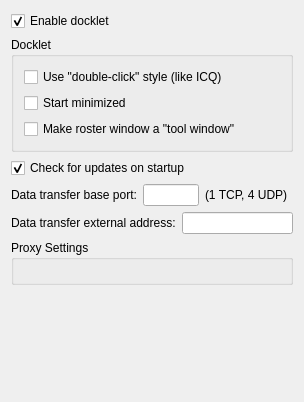
psi-im/psi, file src/options/opt_application.ui: the form before one commit.
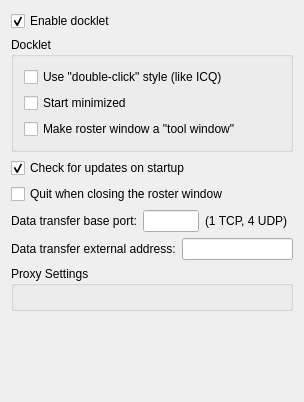
The form after the commit.

Commit message: Added an option to quit from application on roster window close. Useful with some window managers (Psi+ patch 0230-psi-quit-on-close-option.diff)

The edit to the form file:
```diff
--- a/src/options/opt_application.ui
+++ b/src/options/opt_application.ui
@@ -78,6 +78,13 @@
      </property>
     </widget>
    </item>
+   <item>
+    <widget class="QCheckBox" name="ck_quitOnClose" >
+     <property name="text" >
+      <string>Quit when closing the roster window</string>
+     </property>
+    </widget>
+   </item>
    <item>
     <layout class="QHBoxLayout" >
      <item>
```
The commit also changes 4 other files.
